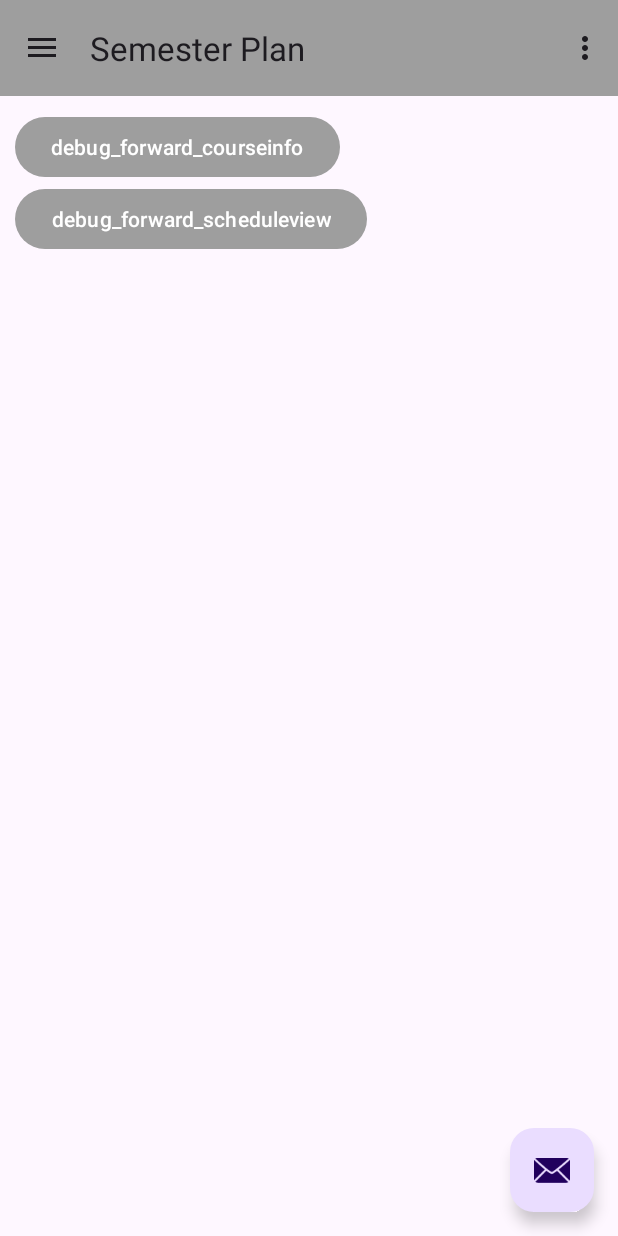
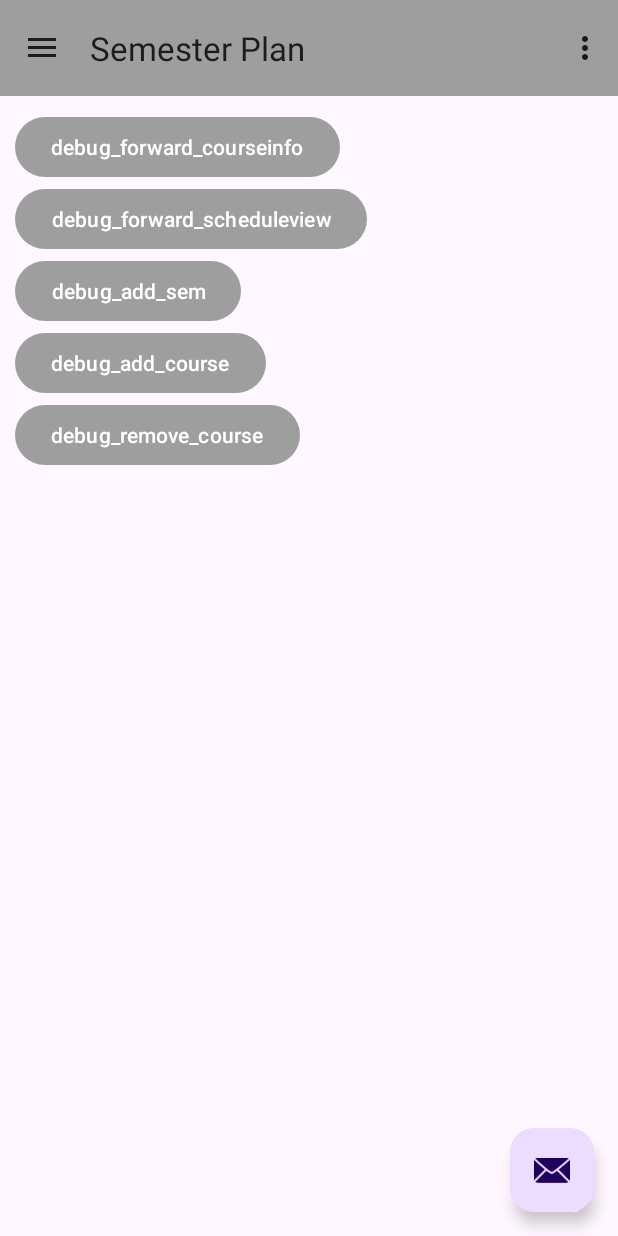
Before and after one commit to darineabdelmotalib/cmpt362_GroupProject, an Android app: the screen it shows after launch (MainActivity), in the side drawer, after a tap on "Semester Plan", on a phone screen of 412 x 824 dp. Run offline under Robolectric (Android 15) with nearby library versions, the phone set to English and light mode, and no system bars; our stand-ins replace navigation-ui.

Commit message:
WIP - Semester View
Added to UserProgressDb and CoursePrefs logic to include a shared preferences for semesters.

Started building fragment, view model and adapter logic in preparation for semester view feature.

```diff
--- a/app/build.gradle.kts
+++ b/app/build.gradle.kts
@@ -50,6 +50,8 @@ dependencies {
     implementation(libs.androidx.navigation.ui.ktx)
     implementation(libs.androidx.legacy.support.v4)
     implementation(libs.androidx.fragment.ktx)
+    implementation(libs.navigation.fragment.ktx)
+    implementation(libs.navigation.ui.ktx)
     testImplementation(libs.junit)
     androidTestImplementation(libs.androidx.junit)
     androidTestImplementation(libs.androidx.espresso.core)
--- a/app/src/main/java/darine_abdelmotalib/example/groupproject/MainActivity.kt
+++ b/app/src/main/java/darine_abdelmotalib/example/groupproject/MainActivity.kt
@@ -1,6 +1,7 @@
 package darine_abdelmotalib.example.groupproject
 
 import android.os.Bundle
+import android.util.Log
 import android.view.Menu
 import android.view.MenuItem
 import androidx.appcompat.app.AppCompatActivity
@@ -57,12 +58,17 @@ class MainActivity : AppCompatActivity() {
         return true
     }
 
+    /*In MainActivity.kt*/
     override fun onOptionsItemSelected(item: MenuItem): Boolean {
         val navController = findNavController(R.id.nav_host_fragment_content_main)
 
         return when {
             item.title == "Edit Profile" -> {
                 navController.navigate(R.id.editProfileFragment)
+                true
+            }
+            item.itemId == R.id.placeholder_action -> {
+                Log.d("SemesterPlanListFragment", "menu item selected")
                 true
             }
             else -> super.onOptionsItemSelected(item)
--- a/app/src/main/java/darine_abdelmotalib/example/groupproject/data/db/UserProgressDb.kt
+++ b/app/src/main/java/darine_abdelmotalib/example/groupproject/data/db/UserProgressDb.kt
@@ -1,14 +1,18 @@
 package darine_abdelmotalib.example.groupproject.data.db
 
 import android.content.Context
+import android.util.Log
 import darine_abdelmotalib.example.groupproject.data.prefs.CoursePrefs
 
 object UserProgressDb {
 
+    /*Course Logic --------------------------------------------*/
     private val completedCourseKeys = mutableSetOf<String>()
 
-    private fun makeKey(dept: String, number: String): String {
-        return "${dept.lowercase()}-${number.lowercase()}"
+    /*course key*/
+    private fun makeKey(id: String, number: String): String {
+        /*eg. "cmpt-362"*/
+        return "${id.lowercase()}-${number.lowercase()}"
     }
 
     fun markCourseCompleted(context: Context, dept: String, number: String) {
@@ -36,4 +40,65 @@ object UserProgressDb {
         }
         return count
     }
+    /*Course Logic End --------------------------------------------*/
+
+    /*Semester Logic --------------------------------------------*/
+
+    private val semesterKeys = mutableSetOf<String>()
+
+    const val SPRING_SEM_INDEX = 0
+    const val SUMMER_SEM_INDEX = 1
+    const val FALL_SEM_INDEX = 2
+    const val DEBUG_SEM_INDEX = 10
+
+    /*Creates a shared preferences key for semesters*/
+    private fun makeSemKey(sem: Int, year: Int): String {
+        /*eg. fall-2025*/
+        val semStr = when(sem){
+            SPRING_SEM_INDEX -> "spring"
+            SUMMER_SEM_INDEX -> "summer"
+            FALL_SEM_INDEX -> "fall"
+            DEBUG_SEM_INDEX -> "debug"
+            else -> "unknown"
+        }
+        if(semStr == "unknown") Log.d("UserProgressDb", "Semester index not recognized: $sem")
+        return makeKey(semStr, year.toString())
+    }
+
+    /*To initialize a semester with no courses*/
+    fun setSem(context: Context, sem: Int, year: Int) {
+        val key = makeSemKey(sem, year)
+        CoursePrefs.setSem(context, key)
+    }
+
+    /*Returns true if course is successfully added
+    * Returns false if course is already there*/
+    fun addCourseToSem(context: Context, sem: Int, year: Int, dept: String, number: String): Boolean{
+        val semKey = makeSemKey(sem, year)
+        val insertedCourseKey = makeKey(dept, number)
+        return CoursePrefs.addCourseToSem(context, semKey, insertedCourseKey)
+    }
+
+    /*Returns true if course is successfully removed
+    * Returns false if course is not there*/
+    fun removeCourseFromSem(context: Context, sem: Int, year: Int, dept: String, number: String): Boolean {
+        val semKey = makeSemKey(sem, year)
+        val removedCourseKey = makeKey(dept, number)
+        return CoursePrefs.removeCourseFromSem(context, semKey, removedCourseKey)
+    }
+
+    /*Returns a map containing all semesters and its courses
+          ([semester key] to [mutable list of course keys])
+    * eg. ("fall-2025" to ["cmpt-362", "cmpt-225"])*/
+    fun getAllSems(context: Context): Map<String, MutableList<String>>{
+        return CoursePrefs.getAllSems(context)
+    }
+
+    /*Prints the specified semester information to logcat*/
+    fun debugPrintSem(context: Context, sem: Int, year: Int){
+        val semKey = makeSemKey(sem, year)
+        CoursePrefs.debugPrintSem(context, semKey)
+    }
+
+    /*Semester Logic End --------------------------------------------*/
 }
--- a/app/src/main/java/darine_abdelmotalib/example/groupproject/ui/planning/SemesterPlanListFragment.kt
+++ b/app/src/main/java/darine_abdelmotalib/example/groupproject/ui/planning/semester/SemesterPlanListFragment.kt
@@ -1,10 +1,19 @@
-package darine_abdelmotalib.example.groupproject.ui.planning
+package darine_abdelmotalib.example.groupproject.ui.planning.semester
 
+import android.content.Context
 import android.os.Bundle
+import android.util.Log
 import android.view.LayoutInflater
+import android.view.Menu
+import android.view.MenuInflater
+import android.view.MenuItem
+import androidx.core.view.MenuProvider
 import android.view.View
 import android.view.ViewGroup
+import androidx.core.view.MenuHost
 import androidx.fragment.app.Fragment
+import androidx.lifecycle.Lifecycle
+import androidx.lifecycle.ViewModelProvider
 import androidx.navigation.fragment.findNavController
 import darine_abdelmotalib.example.groupproject.R
 import darine_abdelmotalib.example.groupproject.databinding.FragmentSemesterPlanListBinding
@@ -12,6 +21,8 @@ import darine_abdelmotalib.example.groupproject.databinding.FragmentSemesterPlan
 class SemesterPlanListFragment : Fragment() {
     private var _binding: FragmentSemesterPlanListBinding? = null
     private val binding get() = _binding!!
+    private lateinit var viewModel: SemesterPlanListViewModel
+    private lateinit var appContext: Context
 
     override fun onCreateView(
         inflater: LayoutInflater,
@@ -19,8 +30,13 @@ class SemesterPlanListFragment : Fragment() {
         savedInstanceState: Bundle?
     ): View {
 
+        viewModel = ViewModelProvider(this).get(SemesterPlanListViewModel::class.java)
+        appContext = requireContext().applicationContext
+
         _binding = FragmentSemesterPlanListBinding.inflate(inflater, container, false)
         val root: View = binding.root
+
+        setHasOptionsMenu(true)
 
         /* -- DEBUG BUTTONS -- */
         binding.debugForwardCourseinfo.setOnClickListener {
@@ -29,10 +45,29 @@ class SemesterPlanListFragment : Fragment() {
         binding.debugForwardScheduleview.setOnClickListener {
             findNavController().navigate(R.id.action_semesterPlanListFragment_to_scheduleViewFragment)
         }
+
+        /*Check logcat to see if sem adding/removing is successful*/
+        binding.debugAddSem.setOnClickListener {
+            viewModel.debugAddSem(appContext)
+        }
+        binding.debugAddCourse.setOnClickListener {
+            viewModel.debugAddCourse(appContext)
+        }
+        binding.debugRemoveCourse.setOnClickListener {
+            viewModel.debugRemoveCourse(appContext)
+        }
         /* -- END DEBUG BUTTONS -- */
 
         return root
     }
+
+    /*In Fragment*/
+    override fun onCreateOptionsMenu(menu: Menu, inflater: MenuInflater) {
+        menu.clear()
+        /*Inflates a separate layout*/
+        inflater.inflate(R.menu.menu_semester_view, menu)
+    }
+
 
     override fun onDestroyView() {
         super.onDestroyView()
--- a/app/src/main/res/layout/fragment_semester_plan_list.xml
+++ b/app/src/main/res/layout/fragment_semester_plan_list.xml
@@ -2,14 +2,15 @@
 <!--Fragment for semester plan-->
 <!--
 ids:
-(not defined in ids.xml)
-    semester_plan_list = Semester listView
+(defined in ids.xml)
+    semester_list = Semester recycler view
 -->
 <!--
 ids from component_semester_plan :
 (defined in ids.xml)
     semester_term = Term ("Fall 2025")
     semester_total_credits = Units ("9 units")
+    semester_list = Recycler view for semesters
 (not defined in ids.xml)
     button_view_schedule = View Schedule Button
     button_edit_schedule = Edit Schedule Button
@@ -44,17 +45,32 @@ ids from uicomponent_course_card_01 :
             android:layout_width="wrap_content"
             android:layout_height="wrap_content"
             android:text="debug_forward_scheduleview" />
+        <Button
+            android:id="@+id/debug_add_sem"
+            android:layout_width="wrap_content"
+            android:layout_height="wrap_content"
+            android:text="debug_add_sem" />
+        <Button
+            android:id="@+id/debug_add_course"
+            android:layout_width="wrap_content"
+            android:layout_height="wrap_content"
+            android:text="debug_add_course" />
+        <Button
+            android:id="@+id/debug_remove_course"
+            android:layout_width="wrap_content"
+            android:layout_height="wrap_content"
+            android:text="debug_remove_course" />
         <!--END DEBUG BUTTONS-->
 
         <!--List view for semesters-->
         <!--items will use component_semester_plan-->
-        <ListView
-            android:id="@+id/semester_plan_listView"
+        <androidx.recyclerview.widget.RecyclerView
+            android:id="@id/semester_list"
             android:layout_width="match_parent"
             android:layout_height="wrap_content"
             android:layout_marginLeft="2.5dp"
-            android:layout_marginRight="2.5dp">
-        </ListView>
+            android:layout_marginRight="2.5dp"
+        />
     </LinearLayout>
 
 
--- /dev/null
+++ b/app/src/main/res/menu/menu_semester_view.xml
@@ -0,0 +1,8 @@
+<?xml version="1.0" encoding="utf-8"?>
+<menu xmlns:android="http://schemas.android.com/apk/res/android"
+    xmlns:app="http://schemas.android.com/apk/res-auto">
+    <item
+        android:id="@+id/placeholder_action"
+        android:title="Add a Semester"
+        app:showAsAction="never"/>
+</menu>
--- a/app/src/main/res/navigation/mobile_navigation.xml
+++ b/app/src/main/res/navigation/mobile_navigation.xml
@@ -42,7 +42,7 @@
     <!-- sem plan -->
     <fragment
         android:id="@+id/semesterPlanListFragment"
-        android:name="darine_abdelmotalib.example.groupproject.ui.planning.SemesterPlanListFragment"
+        android:name="darine_abdelmotalib.example.groupproject.ui.planning.semester.SemesterPlanListFragment"
         android:label="Semester Plan"
         tools:layout="@layout/fragment_semester_plan_list">
         <action
--- a/app/src/main/res/values/ids.xml
+++ b/app/src/main/res/values/ids.xml
@@ -17,6 +17,8 @@
     <!--semester plan-->
     <item name="semester_term" type="id"/> <!--Term ("Fall 2025")-->
     <item name="semester_total_credits" type="id"/> <!--Units ("9 units")-->
+    <item name="semester_list" type="id"/> <!--Recycler view for semester list-->
+    <item name="semester_course_list" type="id"/> <!--Recycler view for course list within each semester-->
     <!--/semester plan-->
 
 </resources>
--- a/gradle/libs.versions.toml
+++ b/gradle/libs.versions.toml
@@ -16,6 +16,8 @@ recyclerview = "1.4.0"
 cardview = "1.0.0"
 legacySupportV4 = "1.0.0"
 fragmentKtx = "1.8.9"
+navigationFragmentKtxVersion = "2.9.6"
+navigationUiKtxVersion = "2.9.6"
 
 [libraries]
 androidx-core-ktx = { group = "androidx.core", name = "core-ktx", version.ref = "coreKtx" }
@@ -33,6 +35,8 @@ androidx-recyclerview = { group = "androidx.recyclerview", name = "recyclerview"
 androidx-cardview = { group = "androidx.cardview", name = "cardview", version.ref = "cardview" }
 androidx-legacy-support-v4 = { group = "androidx.legacy", name = "legacy-support-v4", version.ref = "legacySupportV4" }
 androidx-fragment-ktx = { group = "androidx.fragment", name = "fragment-ktx", version.ref = "fragmentKtx" }
+navigation-fragment-ktx = { group = "androidx.navigation", name = "navigation-fragment-ktx", version.ref = "navigationFragmentKtxVersion" }
+navigation-ui-ktx = { group = "androidx.navigation", name = "navigation-ui-ktx", version.ref = "navigationUiKtxVersion" }
 
 [plugins]
 android-application = { id = "com.android.application", version.ref = "agp" }
```
Also changed, not shown: app/src/main/java/darine_abdelmotalib/example/groupproject/data/api/CoursePrefs.kt (+97 -0 lines), app/src/main/java/darine_abdelmotalib/example/groupproject/ui/adapter/CourseAdapter.kt (added, +41 -0 lines), app/src/main/java/darine_abdelmotalib/example/groupproject/ui/adapter/Items.kt (added, +14 -0 lines), app/src/main/java/darine_abdelmotalib/example/groupproject/ui/adapter/SemesterAdapter.kt (added, +59 -0 lines), app/src/main/java/darine_abdelmotalib/example/groupproject/ui/planning/semester/SemesterPlanListViewModel.kt (added, +32 -0 lines), app/src/main/res/layout/component_semester_plan.xml (+5 -3 lines).
